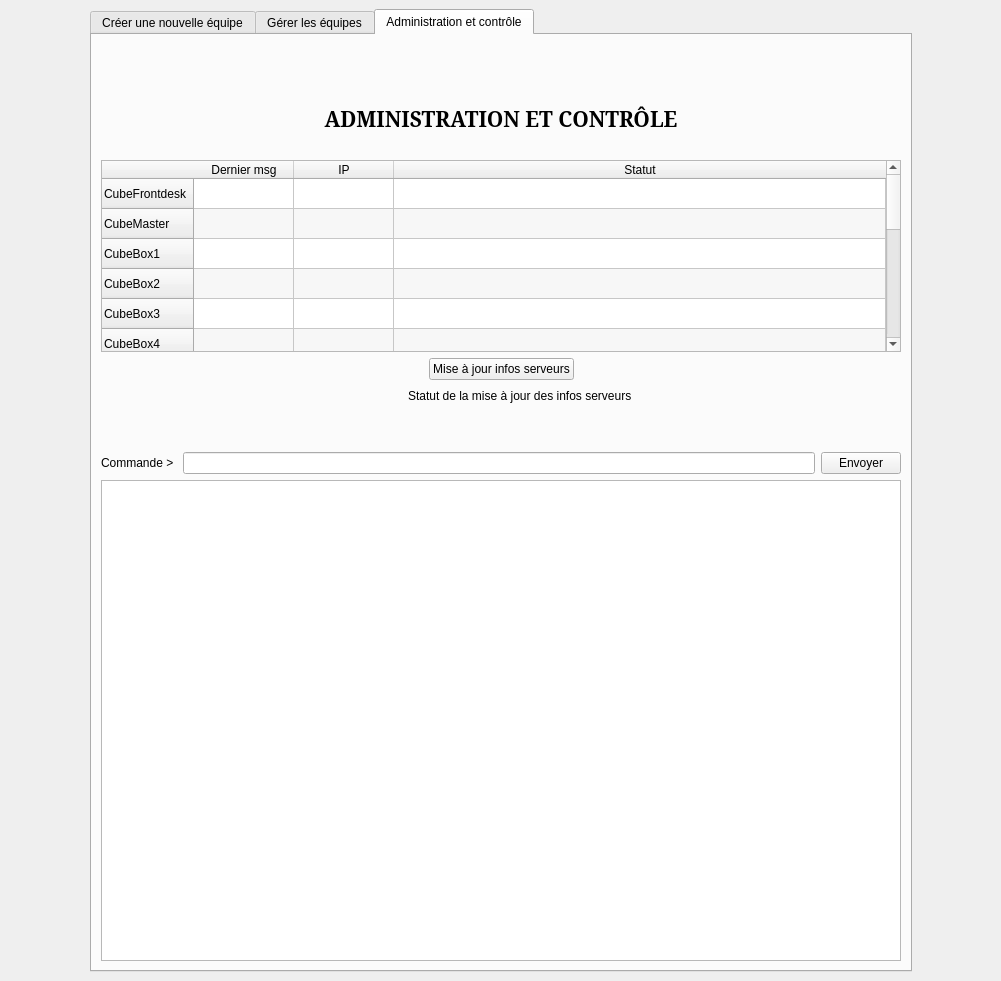
jwav/thecube-ivazio, file thecubeivazio/cubegui/cubegui.ui: the form before one commit.
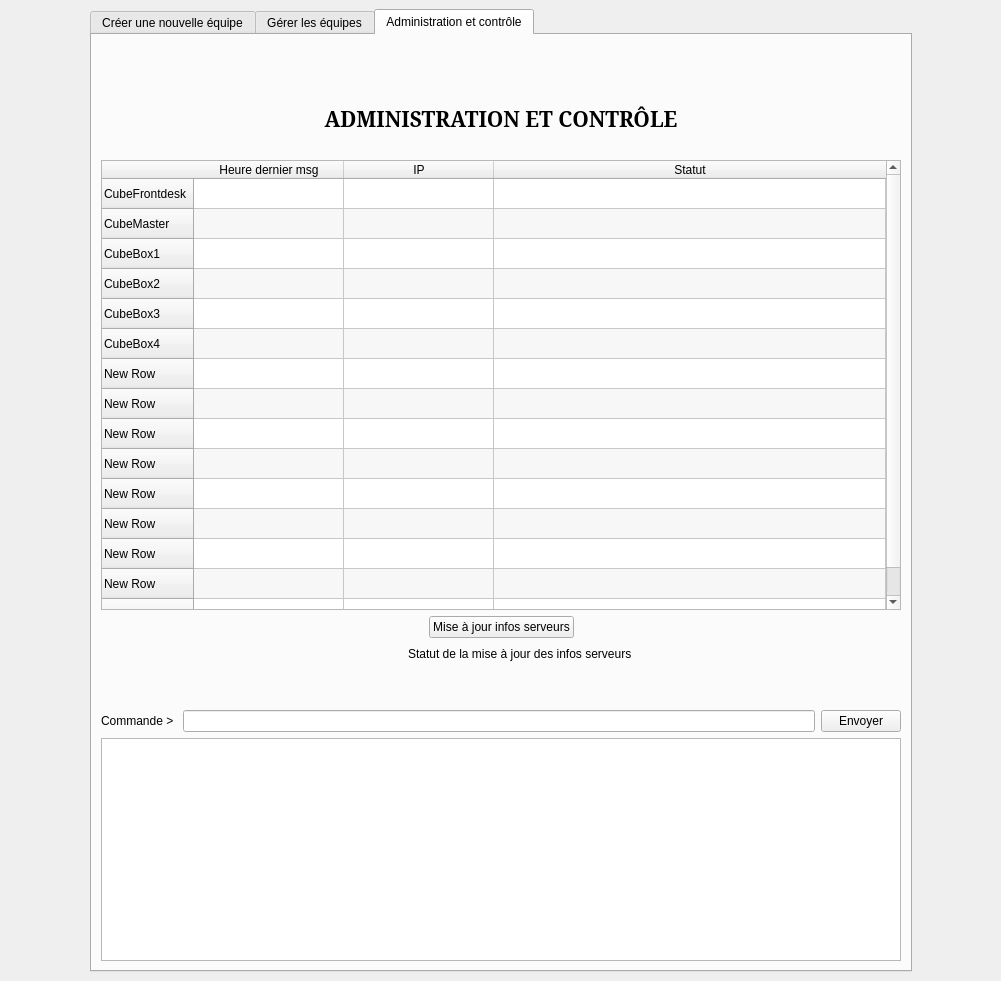
The form after the commit. Icons and pictures are not drawn.

Patch:
```diff
--- a/thecubeivazio/cubegui/cubegui.ui
+++ b/thecubeivazio/cubegui/cubegui.ui
@@ -960,6 +960,12 @@
               <verstretch>0</verstretch>
              </sizepolicy>
             </property>
+            <property name="minimumSize">
+             <size>
+              <width>0</width>
+              <height>450</height>
+             </size>
+            </property>
             <property name="verticalScrollBarPolicy">
              <enum>Qt::ScrollBarAsNeeded</enum>
             </property>
@@ -972,6 +978,12 @@
             <property name="rowCount">
              <number>15</number>
             </property>
+            <attribute name="horizontalHeaderMinimumSectionSize">
+             <number>150</number>
+            </attribute>
+            <attribute name="horizontalHeaderDefaultSectionSize">
+             <number>150</number>
+            </attribute>
             <attribute name="horizontalHeaderStretchLastSection">
              <bool>true</bool>
             </attribute>
@@ -1048,7 +1060,7 @@
             <row/>
             <column>
              <property name="text">
-              <string>Dernier msg</string>
+              <string>Heure dernier msg</string>
              </property>
             </column>
             <column>
```
Left out of the diff: 3 changed lines with no effect on the pictures.
